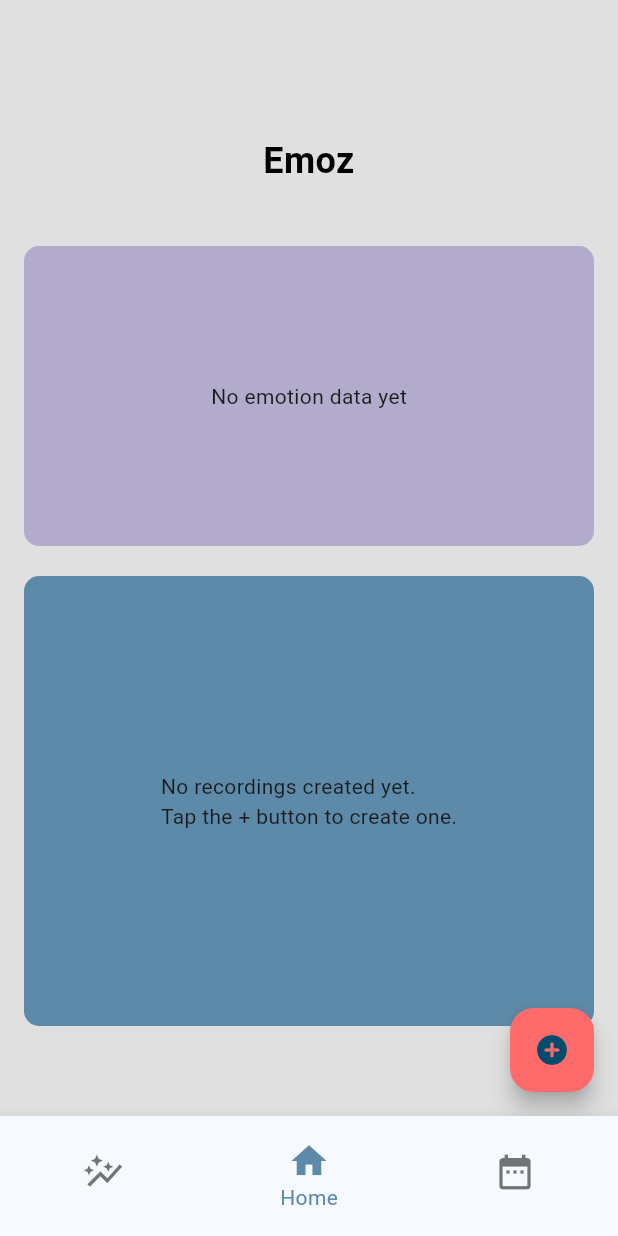
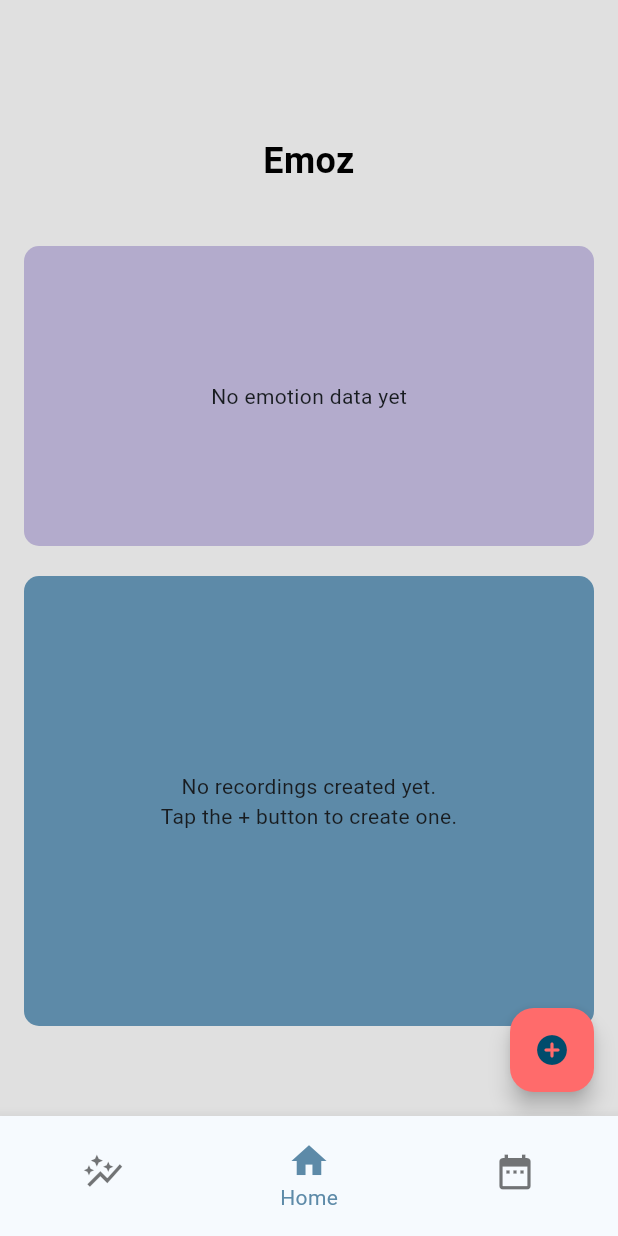
Before and after one commit to LaurierCS/POD1, a Flutter app: the screen it shows after launch, on a phone screen of 412 x 824 dp. Run offline on Flutter 3.47's test engine with Material 3 defaults, Android fonts, the phone set to English and light mode, and no system bars; our stand-ins replace fl_chart, fluttertoast, hive, hive_flutter; missing offline and left inert: audio_waveforms; accounts and stored records are empty; statements that could not run were skipped.

Commit message:
Updated app colors and home recordings list margins

```diff
--- a/mobile/voice_journal_app/lib/home.dart
+++ b/mobile/voice_journal_app/lib/home.dart
@@ -43,32 +43,37 @@ class RecordingList extends StatelessWidget {
           );
         } else if (!snapshot.hasData || snapshot.data!.isEmpty) {
           return const Center(
-            child: Text('No recordings created yet.\nTap the + button to create one.'),
+            child: Text(
+              'No recordings created yet.\nTap the + button to create one.',
+              textAlign: TextAlign.center,
+            ),
           );
         } else {
           return ListView.builder(
+            padding: const EdgeInsets.only(top: 16),
             itemCount: snapshot.data!.length,
             itemBuilder: (context, index) {
               final reversedIndex = snapshot.data!.length - 1 - index;
               final recording = snapshot.data![reversedIndex];
-                int length = recording.emotion.length;
+              int length = recording.emotion.length;
               List<Color> emotionColours = [];
               if(recording.isTranscribed && length != 0){ //if the recording has a transcription and therefore an emotion associated with it
                 for (int i = 0; i < length; i++){ //Iterate through the emotions in the recording and add the colour attached to that emotion to the gradient
                   Emotions emotion = recording.emotion[i];
                   if(emotion == Emotions.happiness){
-                    emotionColours.add(const Color.fromARGB(255, 228, 213, 113));
+                    emotionColours.add(AppColors.happiness);
                   } else if(emotion == Emotions.sadness){
-                    emotionColours.add(Colors.blue[300]!);
+                    emotionColours.add(AppColors.sadness);
                   } else if(emotion == Emotions.anger){
-                    emotionColours.add(Colors.red[300]!);
+                    emotionColours.add(AppColors.anger);
                   } else if(emotion == Emotions.surprise){
-                    emotionColours.add(Colors.orange[300]!);
-                  } else{
-                    emotionColours.add(Colors.brown[300]!);
+                    emotionColours.add(AppColors.surprise);
+                  } else if(emotion == Emotions.fear) {
+                    emotionColours.add(AppColors.fear);
+                  } else if(emotion == Emotions.disgust) {
+                    emotionColours.add(AppColors.disgust);
                   }
                 }
-
               } else{
                 emotionColours.add(AppColors.mutedTeal);
               }
@@ -76,6 +81,7 @@ class RecordingList extends StatelessWidget {
                 emotionColours.add(emotionColours[0]);
               }
               return ListTile(
+                contentPadding: const EdgeInsets.symmetric(horizontal: 16),
                 title: Container(
                   decoration: BoxDecoration(
                     gradient: LinearGradient(
--- a/mobile/voice_journal_app/lib/theme.dart
+++ b/mobile/voice_journal_app/lib/theme.dart
@@ -7,11 +7,10 @@ class AppColors {
   static const Color mutedTeal = Color(0xFF88BDBC); // Muted Teal
   static const Color pastelYellow = Color(0xFFFFF9AE); // Pastel Yellow
   static const Color lightGray = Color(0xFFE0E0E0); // Light Gray
-  static const happiness = Colors.yellow;
-  static const sadness = Colors.blue;
-  static const fear = Colors.purple;
-  static const contempt = Colors.green;
-  static const surprise = Colors.orange;
-  static const anger = Colors.red;
-  static const disgust = Colors.brown;
+  static const happiness = Color.fromARGB(255, 228, 213, 113);
+  static const sadness = Color.fromRGBO(100, 181, 246, 1);
+  static const fear = Color.fromRGBO(186, 104, 200, 1);
+  static const surprise = Color.fromRGBO(255, 183, 77, 1);
+  static const anger = Color.fromRGBO(244, 67, 54, 1);
+  static const disgust = Color.fromRGBO(129, 199, 132, 1);
 }
```
